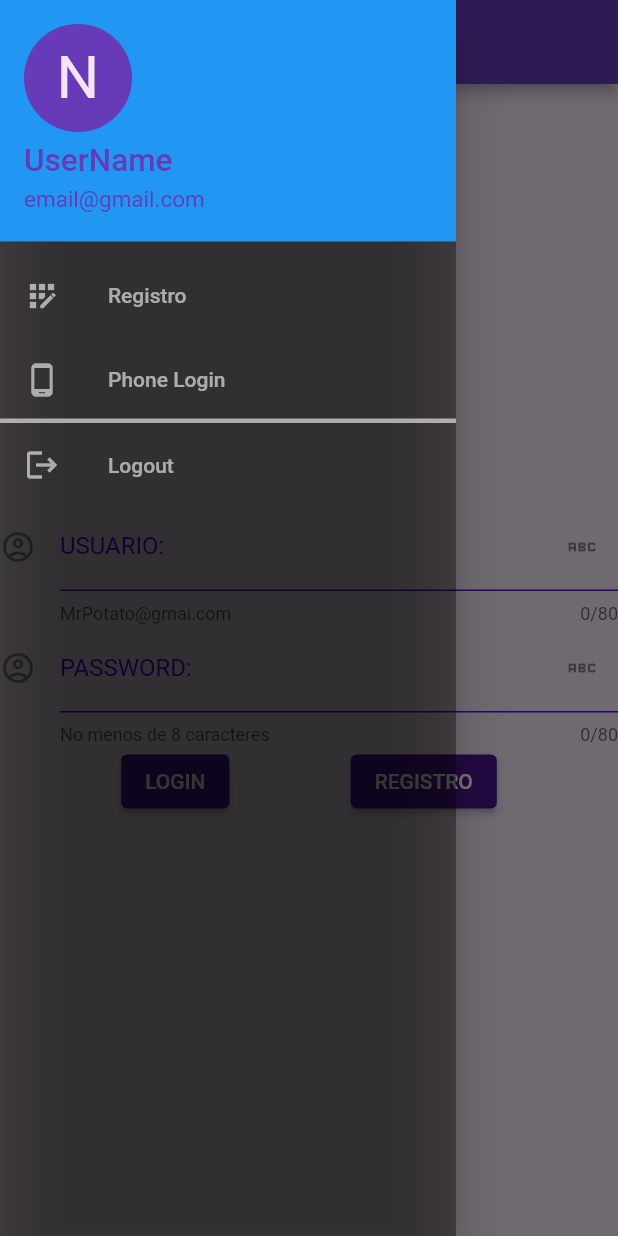
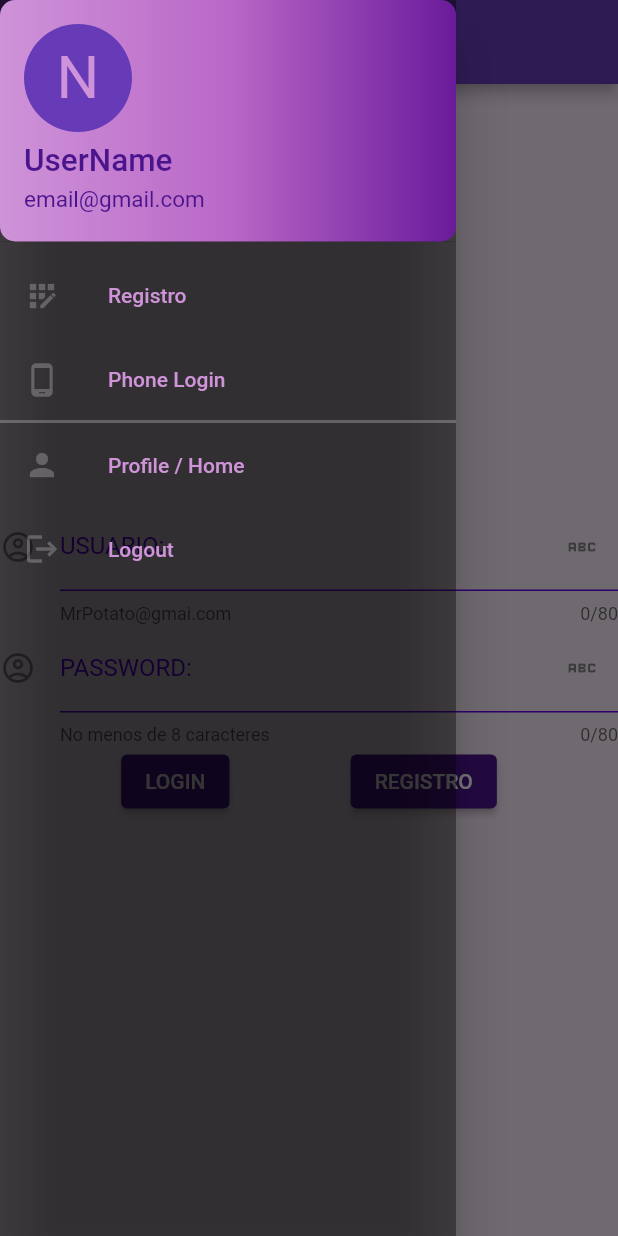
Before and after one commit to SFP95/my_first_flutter, a Flutter app: the PruebaNewView screen opened directly, with the side drawer open, on a phone screen of 412 x 824 dp. Run offline on Flutter 3.47's test engine with Material 2 defaults, Android fonts, the phone set to English and light mode, and no system bars; our stand-ins replace cloud_firestore, firebase_auth, firebase_core; accounts and stored records are empty; network calls fail.

Commit message:
ejustes en PruebaNewView

```diff
--- a/lib/src/home_views/PruebaNewView.dart
+++ b/lib/src/home_views/PruebaNewView.dart
@@ -30,12 +30,13 @@ class PruebaNewView extends StatefulWidget {
         case 0: return LoginView();
         case 1: return RegisterView();
         case 2: return LoginPhoneView();
-        case 3: return LoginView();
+        case 3: return HomeView();
       }
     }
 
     _onSelectDrawer(int pos){
       setState((){
+        Navigator.of(context).pop();
         selectDrawer = pos;
       });
     }
@@ -43,7 +44,7 @@ class PruebaNewView extends StatefulWidget {
   @override
   Widget build(BuildContext context) {
   return Scaffold(
-    backgroundColor: Colors.purple[50],
+    backgroundColor: Colors.purple[100],
     appBar: AppBar(
     backgroundColor: Colors.deepPurple,
     title: Text('My App'),
@@ -53,53 +54,77 @@ class PruebaNewView extends StatefulWidget {
       child: ListView(
       children: [
         UserAccountsDrawerHeader(
-          accountName: Text('UserName',style:TextStyle(fontSize:21,color:Colors.deepPurple)),
-          accountEmail: Text('email@gmail.com',style:TextStyle(fontSize:15,color:Colors.deepPurple)),
+          accountName:
+            Text('UserName',
+                style:TextStyle(
+                    fontSize:21,
+                    color:Colors.purple[900])),
+          accountEmail:
+            Text('email@gmail.com',
+                style:TextStyle(
+                    fontSize:15,
+                    color:Colors.purple[900])),
+          decoration: BoxDecoration(
+            gradient: LinearGradient(
+              colors:[
+                Colors.purple.shade200,
+                Color(0xFFBA68C8),
+                Colors.purple.shade800
+              ],
+            ),
+            borderRadius: BorderRadius.circular(10),
 
+          ),
           currentAccountPicture: CircleAvatar(
             backgroundColor:Colors.deepPurple,
             child:
               Text('N',
-                style:TextStyle(fontSize: 40.0, color: Colors.purple[50]) ,),
+                style:TextStyle(fontSize: 40.0, color: Colors.purple[200]) ,),
             ),
         ),
 
         ListTile(
           leading: Icon(Icons.app_registration),
-          textColor:Colors.white60,
-          iconColor: Colors.white60,
-          selected: _onSelectDrawer==1,
+          textColor:Colors.purple.shade200,
+          iconColor: Colors.white24,
+          selected: (1== _onSelectDrawer),
           title: Text('Registro'),
           onTap: (){
-            Navigator.of(context).pop();
             _onSelectDrawer(1);
           },
         ),
         ListTile(
           leading: Icon(Icons.phone_android),
-          textColor:Colors.white60,
-          iconColor: Colors.white60,
-          selected: _onSelectDrawer==2,
+          textColor:Colors.purple.shade200,
+          iconColor: Colors.white24,
+          selected: (2== _onSelectDrawer),
           title: Text('Phone Login'),
           onTap: (){
-            Navigator.of(context).pop();
             _onSelectDrawer(2);
           },
         ),
         Divider(
-          color: Colors.white60,
+          color: Colors.white24,
           height: 1,
-          thickness: 3,
+          thickness: 2,
+        ),
+        ListTile(
+          leading: Icon(Icons.person),
+          textColor:Colors.purple.shade200,
+          iconColor: Colors.white24,
+          selected: (3== _onSelectDrawer),
+          title: Text('Profile / Home'),
+          onTap: (){
+          _onSelectDrawer(3);
+          },
         ),
         ListTile(
           leading: Icon(Icons.logout),
-          textColor:Colors.white60,
-          iconColor: Colors.white60,
-          selected: _onSelectDrawer==3,
+          textColor:Colors.purple.shade200,
+          iconColor: Colors.white24,
           title: Text('Logout'),
           onTap: (){
-            Navigator.of(context).pop();
-            _onSelectDrawer(3);
+            _onSelectDrawer(0);
           },
         ),
         ],
--- a/lib/src/login_views/LoginPhoneView.dart
+++ b/lib/src/login_views/LoginPhoneView.dart
@@ -56,10 +56,7 @@ class _LoginPhoneView extends State<LoginPhoneView>{
   Widget build(BuildContext context) {
     return Scaffold(
       backgroundColor: Colors.purple[50],
-     /*appBar: AppBar(
-        title: const Text('Phone Login'),
-        backgroundColor: Colors.deepPurple,
-      ),*/
+
       body:
       Center(
         child: Column(
```
